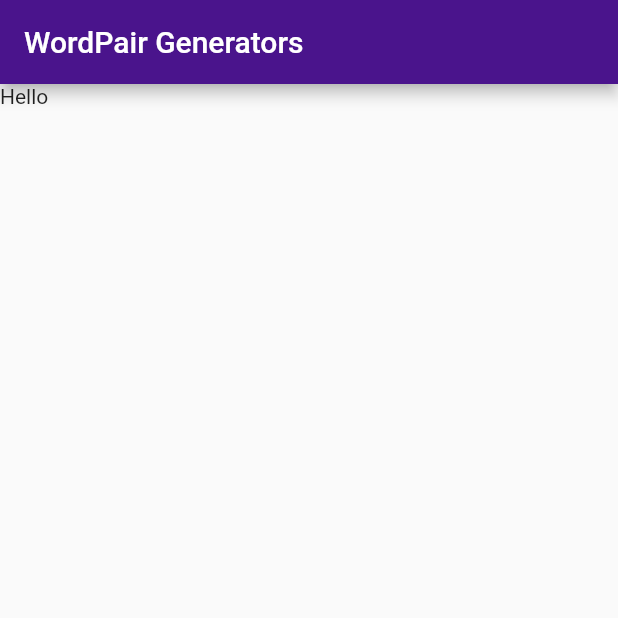
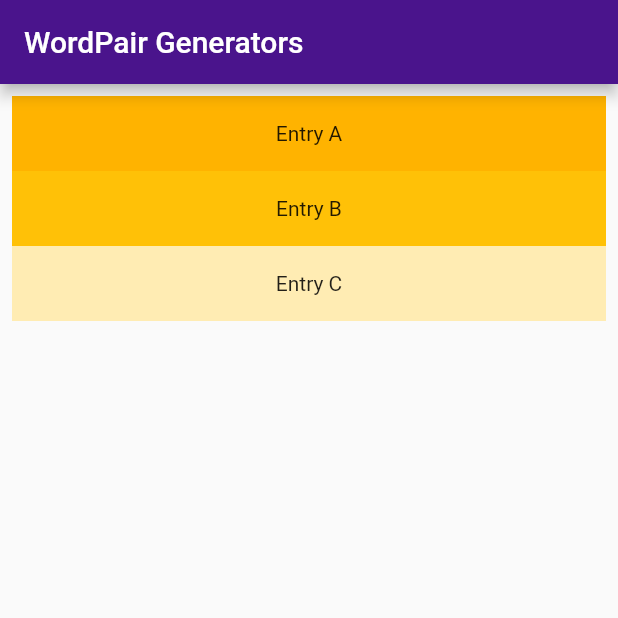
Before and after one commit to HakamRaza/flutter_wordpair_app, a Flutter app: the screen it shows after launch, on a phone screen of 412 x 824 dp, the top half of it. Run offline on Flutter 3.47's test engine with Material 2 defaults, Android fonts, the phone set to English and light mode, and no system bars.

Commit message:
feat: add list view

```diff
--- a/lib/main.dart
+++ b/lib/main.dart
@@ -21,10 +21,33 @@ class RandomWords extends StatefulWidget {
 }
 
 class RandomWordsState extends State<RandomWords>{
+  Widget _buildList() {
+    return ListView(
+      padding: const EdgeInsets.all(8),
+      children: <Widget>[
+        Container(
+          height: 50,
+          color: Colors.amber[600],
+          child: const Center(child: Text('Entry A')),
+        ),
+        Container(
+          height: 50,
+          color: Colors.amber[500],
+          child: const Center(child: Text('Entry B')),
+        ),
+        Container(
+          height: 50,
+          color: Colors.amber[100],
+          child: const Center(child: Text('Entry C')),
+        ),
+      ],
+    );
+  }
+
   Widget build(BuildContext context){
     return Scaffold(
       appBar: AppBar(title:Text('WordPair Generators')),
-      body:Text('Hello')
+      body:_buildList()
     );
   }
 }
```
